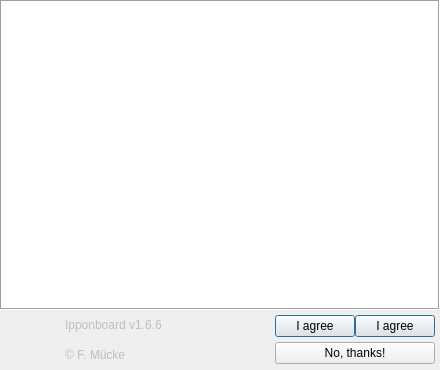
Before: the Qt Designer form Widgets/splashscreen.ui in fmuecke/Ipponboard, drawn with Qt 5.
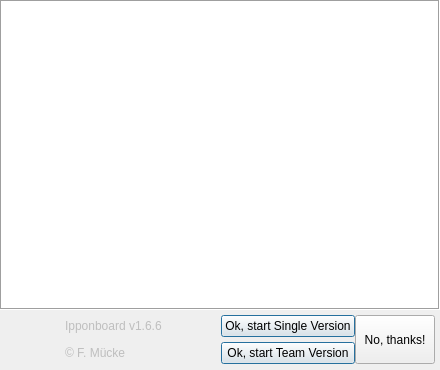
After: the same form once the commit is applied. Icons and pictures are not drawn.

Commit message: Improved layout of start buttons in splash screen

Diff of the .ui file:
```diff
--- a/Widgets/splashscreen.ui
+++ b/Widgets/splashscreen.ui
@@ -100,7 +100,7 @@
     </widget>
    </item>
    <item>
-    <layout class="QHBoxLayout" name="horizontalLayout_3" stretch="0,1,0">
+    <layout class="QHBoxLayout" name="horizontalLayout_3" stretch="0,1">
      <property name="spacing">
       <number>0</number>
      </property>
@@ -130,14 +130,14 @@
       </widget>
      </item>
      <item>
-      <layout class="QVBoxLayout" name="verticalLayout_2">
-       <property name="spacing">
-        <number>0</number>
-       </property>
+      <layout class="QGridLayout" name="gridLayout">
        <property name="leftMargin">
         <number>0</number>
        </property>
-       <item>
+       <property name="topMargin">
+        <number>0</number>
+       </property>
+       <item row="0" column="1">
         <widget class="QLabel" name="label_info">
          <property name="enabled">
           <bool>false</bool>
@@ -162,7 +162,7 @@
          </property>
         </widget>
        </item>
-       <item>
+       <item row="1" column="1">
         <widget class="QLabel" name="labelCopyright">
          <property name="enabled">
           <bool>false</bool>
@@ -187,72 +187,10 @@
          </property>
         </widget>
        </item>
-      </layout>
-     </item>
-     <item>
-      <layout class="QGridLayout" name="gridLayout">
-       <property name="leftMargin">
-        <number>0</number>
-       </property>
-       <property name="topMargin">
-        <number>0</number>
-       </property>
-       <item row="0" column="1">
-        <widget class="QPushButton" name="pushButton_team">
-         <property name="focusPolicy">
-          <enum>Qt::TabFocus</enum>
-         </property>
-         <property name="toolTip">
-          <string>Accept terms of usage &amp; start Team Tournament edition.</string>
-         </property>
-         <property name="text">
-          <string>I agree</string>
-         </property>
-         <property name="icon">
-          <iconset resource="../base/ipponboard.qrc">
-           <normaloff>:/res/icons/category.png</normaloff>:/res/icons/category.png</iconset>
-         </property>
-         <property name="autoDefault">
-          <bool>true</bool>
-         </property>
-         <property name="default">
-          <bool>true</bool>
-         </property>
-         <property name="flat">
-          <bool>false</bool>
-         </property>
-        </widget>
-       </item>
-       <item row="0" column="0">
-        <widget class="QPushButton" name="pushButton">
-         <property name="focusPolicy">
-          <enum>Qt::TabFocus</enum>
-         </property>
-         <property name="toolTip">
-          <string>Accept terms of usage &amp; start Single Tournament edition.</string>
-         </property>
-         <property name="text">
-          <string>I agree</string>
-         </property>
-         <property name="icon">
-          <iconset resource="../base/ipponboard.qrc">
-           <normaloff>:/res/icons/fighter_blue.png</normaloff>:/res/icons/fighter_blue.png</iconset>
-         </property>
-         <property name="autoDefault">
-          <bool>true</bool>
-         </property>
-         <property name="default">
-          <bool>true</bool>
-         </property>
-         <property name="flat">
-          <bool>false</bool>
-         </property>
-        </widget>
-       </item>
-       <item row="1" column="0" colspan="2">
+       <item row="0" column="4" rowspan="2">
         <widget class="QPushButton" name="pushButton_Cancel">
          <property name="sizePolicy">
-          <sizepolicy hsizetype="Minimum" vsizetype="Fixed">
+          <sizepolicy hsizetype="MinimumExpanding" vsizetype="MinimumExpanding">
            <horstretch>0</horstretch>
            <verstretch>0</verstretch>
           </sizepolicy>
@@ -281,6 +219,71 @@
          </property>
         </widget>
        </item>
+       <item row="0" column="2">
+        <spacer name="horizontalSpacer">
+         <property name="orientation">
+          <enum>Qt::Horizontal</enum>
+         </property>
+         <property name="sizeHint" stdset="0">
+          <size>
+           <width>40</width>
+           <height>20</height>
+          </size>
+         </property>
+        </spacer>
+       </item>
+       <item row="0" column="3">
+        <widget class="QPushButton" name="pushButton">
+         <property name="focusPolicy">
+          <enum>Qt::TabFocus</enum>
+         </property>
+         <property name="toolTip">
+          <string>Accept terms of usage &amp; start Single Tournament edition.</string>
+         </property>
+         <property name="text">
+          <string>Ok, start Single Version</string>
+         </property>
+         <property name="icon">
+          <iconset resource="../base/ipponboard.qrc">
+           <normaloff>:/res/icons/fighter_blue.png</normaloff>:/res/icons/fighter_blue.png</iconset>
+         </property>
+         <property name="autoDefault">
+          <bool>true</bool>
+         </property>
+         <property name="default">
+          <bool>true</bool>
+         </property>
+         <property name="flat">
+          <bool>false</bool>
+         </property>
+        </widget>
+       </item>
+       <item row="1" column="3">
+        <widget class="QPushButton" name="pushButton_team">
+         <property name="focusPolicy">
+          <enum>Qt::TabFocus</enum>
+         </property>
+         <property name="toolTip">
+          <string>Accept terms of usage &amp; start Team Tournament edition.</string>
+         </property>
+         <property name="text">
+          <string>Ok, start Team Version</string>
+         </property>
+         <property name="icon">
+          <iconset resource="../base/ipponboard.qrc">
+           <normaloff>:/res/icons/category.png</normaloff>:/res/icons/category.png</iconset>
+         </property>
+         <property name="autoDefault">
+          <bool>true</bool>
+         </property>
+         <property name="default">
+          <bool>true</bool>
+         </property>
+         <property name="flat">
+          <bool>false</bool>
+         </property>
+        </widget>
+       </item>
       </layout>
      </item>
     </layout>
```
Left out of the diff: 3 changed lines with no effect on the pictures.
